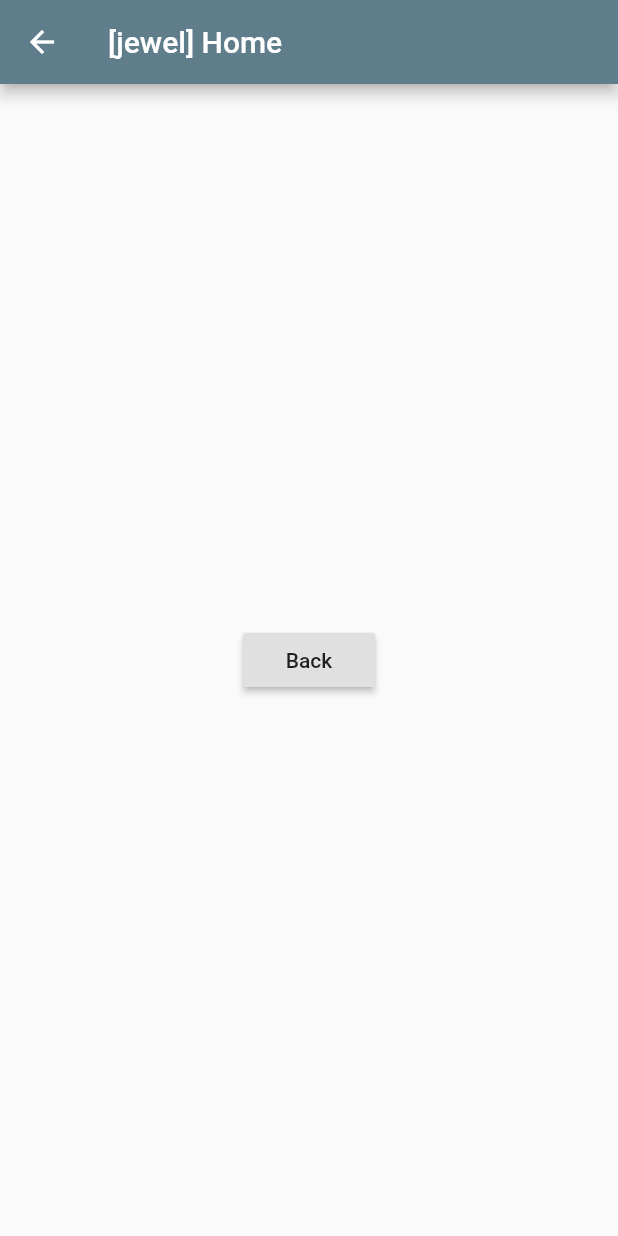
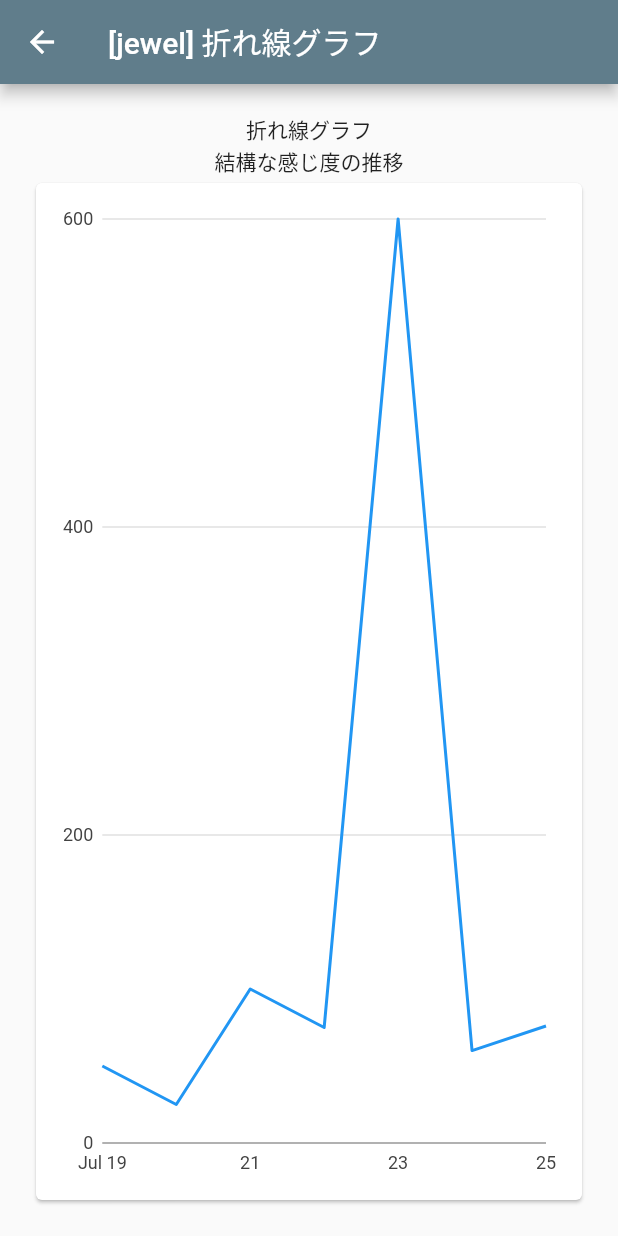
Before and after one commit to tsubumo/jewel, a Flutter app: the HomeScene screen opened by its route, on a phone screen of 412 x 824 dp. Run offline on Flutter 3.47's test engine with Material 2 defaults, Android fonts, the light colour scheme and no system bars; our stand-ins replace charts_flutter.

Commit message:
折れ線グラフ表示検証

```diff
--- a/lib/scene/home.dart
+++ b/lib/scene/home.dart
@@ -1,26 +1,90 @@
 // --------------------------------------------
 // Home画面
 // --------------------------------------------
+import 'package:charts_flutter/flutter.dart' as charts;
 import 'package:flutter/material.dart';
 import './scene_manager.dart';
 
-class HomeScene extends StatelessWidget
-{
+class HomeScene extends StatelessWidget {
   @override
   Widget build(BuildContext context) {
     return Scaffold(
       appBar: AppBar(
-        title: Text(getDbgTitle("Home")),
+        title: Text(getDbgTitle("折れ線グラフ")),
       ),
-      body: Center(
-        child: RaisedButton(
-          child: Text('Back'),
-          onPressed: ()
-          {
-            Navigator.pop(context);
-          },
+      body: Container(
+        padding: EdgeInsets.all(20),
+        child: Column(
+          mainAxisAlignment: MainAxisAlignment.center,
+          children: <Widget>[
+            Text("折れ線グラフ"),
+            Text( '結構な感じ度の推移' ),
+            Expanded(flex: 1,
+                child: Card(
+                    child: Container(
+                        padding: EdgeInsets.all(10),
+                        child: SimpleTimeSeriesChart.withSampleData()
+                    )
+                )
+            ),
+
+          ],
         ),
       ),
     );
   }
 }
+
+class SimpleTimeSeriesChart extends StatelessWidget {
+  final List<charts.Series> seriesList;
+  final bool animate;
+
+  SimpleTimeSeriesChart(this.seriesList, {this.animate});
+
+  factory SimpleTimeSeriesChart.withSampleData() {
+    return new SimpleTimeSeriesChart(
+      _createSampleData(),
+      // Disable animations for image tests.
+      animate: false,
+    );
+  }
+
+  @override
+  Widget build(BuildContext context) {
+    return new charts.TimeSeriesChart(
+      seriesList,
+      animate: animate,
+      dateTimeFactory: const charts.LocalDateTimeFactory(),
+    );
+  }
+
+  static List<charts.Series<TimeSeriesSales, DateTime>> _createSampleData() {
+    final data = [
+      new TimeSeriesSales(new DateTime(2020, 7, 19), 50),
+      new TimeSeriesSales(new DateTime(2020, 7, 20), 25),
+      new TimeSeriesSales(new DateTime(2020, 7, 21), 100),
+      new TimeSeriesSales(new DateTime(2020, 7, 22), 75),
+      new TimeSeriesSales(new DateTime(2020, 7, 23), 600),
+      new TimeSeriesSales(new DateTime(2020, 7, 24), 60),
+      new TimeSeriesSales(new DateTime(2020, 7, 25), 76),
+    ];
+
+    return [
+      new charts.Series<TimeSeriesSales, DateTime>(
+        id: 'Sales',
+        colorFn: (_, __) => charts.MaterialPalette.blue.shadeDefault,
+        domainFn: (TimeSeriesSales sales, _) => sales.time,
+        measureFn: (TimeSeriesSales sales, _) => sales.sales,
+        data: data,
+      )
+    ];
+  }
+
+}
+
+class TimeSeriesSales {
+  final DateTime time;
+  final int sales;
+
+  TimeSeriesSales(this.time, this.sales);
+}
```
